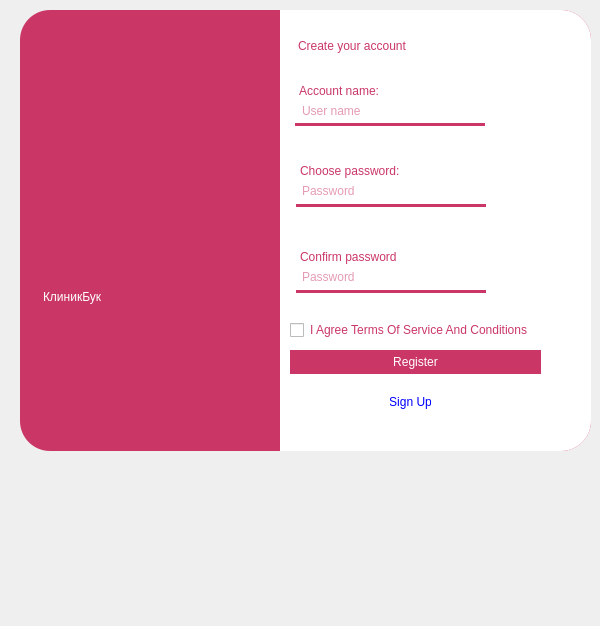
This is design/register_design.ui in AsQqqq/clinicbook as Qt 5 draws it before an edit. The edited form follows.
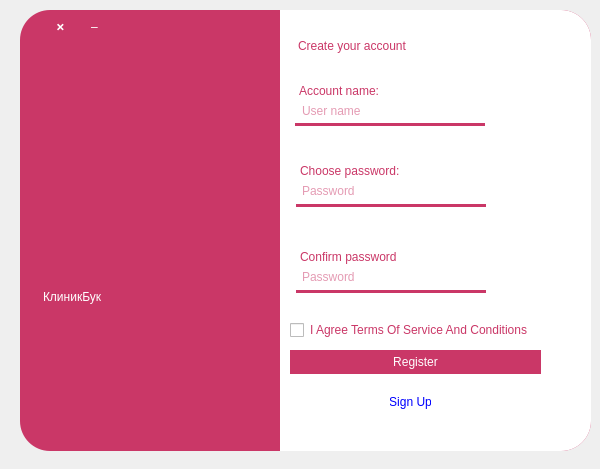
This is the edited form. Icons and pictures are not drawn.

```diff
--- a/design/register_design.ui
+++ b/design/register_design.ui
@@ -7,7 +7,7 @@
     <x>0</x>
     <y>0</y>
     <width>600</width>
-    <height>626</height>
+    <height>469</height>
    </rect>
   </property>
   <property name="windowTitle">
@@ -564,6 +564,78 @@
      <string>КлиникБук</string>
     </property>
    </widget>
+   <widget class="QPushButton" name="CloseProgram">
+    <property name="geometry">
+     <rect>
+      <x>25</x>
+      <y>1</y>
+      <width>31</width>
+      <height>31</height>
+     </rect>
+    </property>
+    <property name="styleSheet">
+     <string notr="true">QPushButton {
+	border: 0;
+	color: white;
+	font: 15pt &quot;Segoe UI&quot;;
+}
+
+QPushButton:hover {
+	border-radius: 7px;
+	background-color: #a85973;
+}
+</string>
+    </property>
+    <property name="text">
+     <string>🞬</string>
+    </property>
+   </widget>
+   <widget class="QPushButton" name="HideProgram">
+    <property name="geometry">
+     <rect>
+      <x>59</x>
+      <y>1</y>
+      <width>31</width>
+      <height>31</height>
+     </rect>
+    </property>
+    <property name="cursor">
+     <cursorShape>ArrowCursor</cursorShape>
+    </property>
+    <property name="contextMenuPolicy">
+     <enum>Qt::DefaultContextMenu</enum>
+    </property>
+    <property name="styleSheet">
+     <string notr="true">QPushButton {
+	border: 0;
+	color: white;
+	font: 900 15pt &quot;Segoe UI&quot;;
+}
+
+QPushButton:hover {
+	border-radius: 7px;
+	background-color: #a85973;
+}</string>
+    </property>
+    <property name="text">
+     <string>–</string>
+    </property>
+    <property name="checkable">
+     <bool>false</bool>
+    </property>
+    <property name="checked">
+     <bool>false</bool>
+    </property>
+    <property name="autoRepeat">
+     <bool>false</bool>
+    </property>
+    <property name="autoExclusive">
+     <bool>false</bool>
+    </property>
+    <property name="autoDefault">
+     <bool>false</bool>
+    </property>
+   </widget>
   </widget>
  </widget>
  <resources>
```
